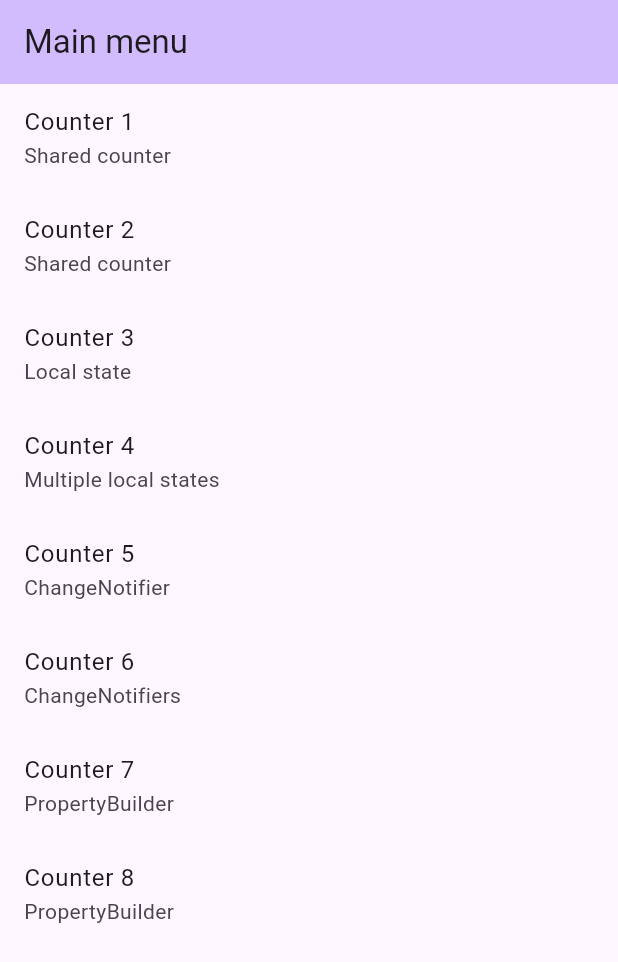
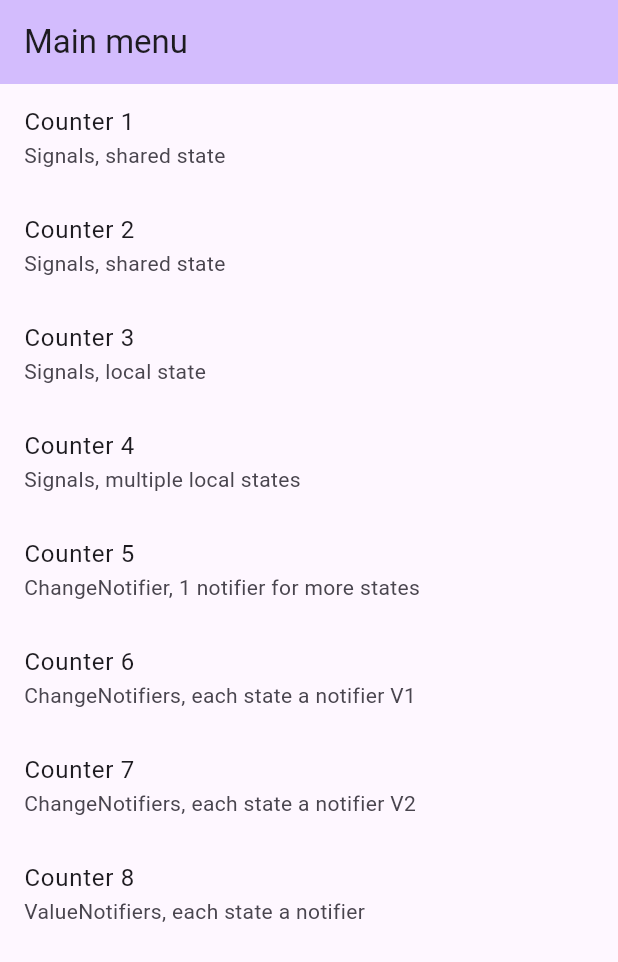
Before and after one commit to jsroest/signal_state_provider, a Flutter app: the screen it shows after launch, on a phone screen of 412 x 824 dp. Shown: the top 962 px of the screen. Run offline on Flutter 3.47's test engine with Material 3 defaults, Android fonts, the phone set to English and light mode, and no system bars; our stand-ins replace signals.

Commit message:
Change titles and menus

```diff
--- a/lib/pages/s010_main_menu/s010_main_menu_page.dart
+++ b/lib/pages/s010_main_menu/s010_main_menu_page.dart
@@ -17,42 +17,42 @@ class S010MainMenuPage extends StatelessWidget {
         children: [
           ListTile(
             title: const Text('Counter 1'),
-            subtitle: const Text('Shared counter'),
+            subtitle: const Text('Signals, shared state'),
             onTap: state.onTapMenuItem1,
           ),
           ListTile(
             title: const Text('Counter 2'),
-            subtitle: const Text('Shared counter'),
+            subtitle: const Text('Signals, shared state'),
             onTap: state.onTapMenuItem2,
           ),
           ListTile(
             title: const Text('Counter 3'),
-            subtitle: const Text('Local state'),
+            subtitle: const Text('Signals, local state'),
             onTap: state.onTapMenuItem3,
           ),
           ListTile(
             title: const Text('Counter 4'),
-            subtitle: const Text('Multiple local states'),
+            subtitle: const Text('Signals, multiple local states'),
             onTap: state.onTapMenuItem4,
           ),
           ListTile(
             title: const Text('Counter 5'),
-            subtitle: const Text('ChangeNotifier'),
+            subtitle: const Text('ChangeNotifier, 1 notifier for more states'),
             onTap: state.onTapMenuItem5,
           ),
           ListTile(
             title: const Text('Counter 6'),
-            subtitle: const Text('ChangeNotifiers'),
+            subtitle: const Text('ChangeNotifiers, each state a notifier V1'),
             onTap: state.onTapMenuItem6,
           ),
           ListTile(
             title: const Text('Counter 7'),
-            subtitle: const Text('PropertyBuilder'),
+            subtitle: const Text('ChangeNotifiers, each state a notifier V2'),
             onTap: state.onTapMenuItem7,
           ),
           ListTile(
             title: const Text('Counter 8'),
-            subtitle: const Text('PropertyBuilder'),
+            subtitle: const Text('ValueNotifiers, each state a notifier'),
             onTap: state.onTapMenuItem8,
           ),
         ],
--- a/lib/pages/s020_shared_counter/s020_counter_1/s020_counter_1_page.dart
+++ b/lib/pages/s020_shared_counter/s020_counter_1/s020_counter_1_page.dart
@@ -17,7 +17,7 @@ class S020Counter1PageShared extends StatelessWidget {
         return Scaffold(
           appBar: AppBar(
             backgroundColor: Theme.of(context).colorScheme.inversePrimary,
-            title: const Text('Counter 1 shared counter'),
+            title: const Text('Counter 1'),
           ),
           body: Center(
             child: Column(
--- a/lib/pages/s020_shared_counter/s025_counter_2/s025_counter_2_page.dart
+++ b/lib/pages/s020_shared_counter/s025_counter_2/s025_counter_2_page.dart
@@ -18,7 +18,7 @@ class S025Counter2PageShared extends StatelessWidget {
         return Scaffold(
           appBar: AppBar(
             backgroundColor: Theme.of(context).colorScheme.inversePrimary,
-            title: const Text('Counter 2 shared counter'),
+            title: const Text('Counter 2'),
           ),
           body: Center(
             child: Column(
--- a/lib/pages/s030_local_counter/s030_counter_page.dart
+++ b/lib/pages/s030_local_counter/s030_counter_page.dart
@@ -15,7 +15,7 @@ class S030CounterPageLocal extends StatelessWidget {
         return Scaffold(
           appBar: AppBar(
             backgroundColor: Theme.of(context).colorScheme.inversePrimary,
-            title: const Text('Counter 3 local counter'),
+            title: const Text('Counter 3'),
           ),
           body: Center(
             child: Column(
--- a/lib/pages/s040_multi_counter/s040_multi_counter_page.dart
+++ b/lib/pages/s040_multi_counter/s040_multi_counter_page.dart
@@ -16,7 +16,7 @@ class S040MultiCounterPage extends StatelessWidget {
           return Scaffold(
             appBar: AppBar(
               backgroundColor: Theme.of(context).colorScheme.inversePrimary,
-              title: const Text('Counter 4 multi local counter'),
+              title: const Text('Counter 4'),
             ),
             body: Center(
               child: Column(
--- a/lib/pages/s050_change_notifier_counter/s050_change_notifier_counter_page.dart
+++ b/lib/pages/s050_change_notifier_counter/s050_change_notifier_counter_page.dart
@@ -16,7 +16,7 @@ class S050ChangeNotifierCounterPage extends StatelessWidget {
           return Scaffold(
             appBar: AppBar(
               backgroundColor: Theme.of(context).colorScheme.inversePrimary,
-              title: const Text('Counter 4 multi local counter'),
+              title: const Text('Counter 5'),
             ),
             body: Center(
               child: Column(
--- a/lib/pages/s060_change_notifiers_counter/s060_change_notifiers_counter_page.dart
+++ b/lib/pages/s060_change_notifiers_counter/s060_change_notifiers_counter_page.dart
@@ -16,7 +16,7 @@ class S060ChangeNotifiersCounterPage extends StatelessWidget {
           return Scaffold(
             appBar: AppBar(
               backgroundColor: Theme.of(context).colorScheme.inversePrimary,
-              title: const Text('Counter 4 multi local counter'),
+              title: const Text('Counter 6'),
             ),
             body: Center(
               child: Column(
--- a/lib/pages/s070_property_builder_counter/s070_property_builder_counter_page.dart
+++ b/lib/pages/s070_property_builder_counter/s070_property_builder_counter_page.dart
@@ -17,7 +17,7 @@ class S070PropertyBuilderCounterPage extends StatelessWidget {
           return Scaffold(
             appBar: AppBar(
               backgroundColor: Theme.of(context).colorScheme.inversePrimary,
-              title: const Text('Counter 4 multi local counter'),
+              title: const Text('Counter 7'),
             ),
             body: Center(
               child: Column(
--- a/lib/pages/s080_watch_counter/s080_watch_counter_page.dart
+++ b/lib/pages/s080_watch_counter/s080_watch_counter_page.dart
@@ -16,7 +16,7 @@ class S080WatchCounterPage extends StatelessWidget {
           return Scaffold(
             appBar: AppBar(
               backgroundColor: Theme.of(context).colorScheme.inversePrimary,
-              title: const Text('Counter 4 multi local counter'),
+              title: const Text('Counter 8'),
             ),
             body: Center(
               child: Column(
```
